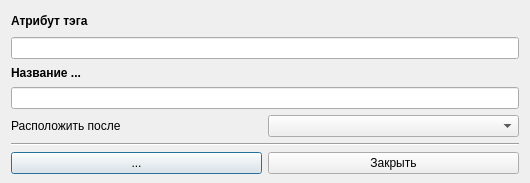
First picture: the form in designer/dialogwindows/neddw/nedrowcoldialogwindow.ui, repository Artemako/auto-exec-doc, before the edit.
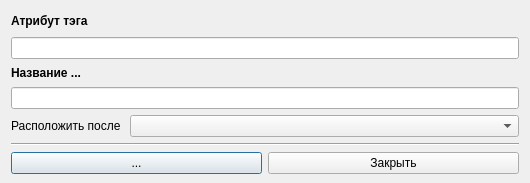
Second picture: the form after the edit.

```diff
--- a/designer/dialogwindows/neddw/nedrowcoldialogwindow.ui
+++ b/designer/dialogwindows/neddw/nedrowcoldialogwindow.ui
@@ -69,7 +69,7 @@
     </widget>
    </item>
    <item>
-    <layout class="QHBoxLayout" name="hl_placement" stretch="0,0">
+    <layout class="QHBoxLayout" name="hl_placement" stretch="0,1">
      <item>
       <widget class="QLabel" name="label_placement">
        <property name="text">
```
